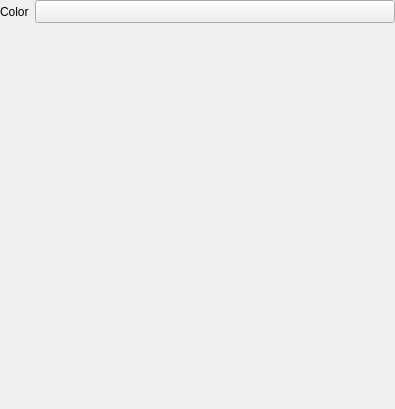
qgis/QGIS, file src/ui/qgsrastersinglecolorrendererwidgetbase.ui: the form before one commit.
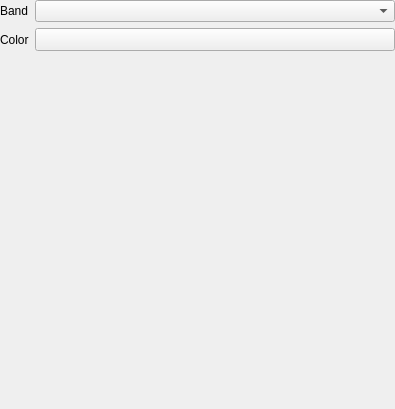
The form after the commit. Custom widgets are drawn as their Qt base class.

What changed in the file:
```diff
--- a/src/ui/qgsrastersinglecolorrendererwidgetbase.ui
+++ b/src/ui/qgsrastersinglecolorrendererwidgetbase.ui
@@ -29,14 +29,24 @@
    <item>
     <layout class="QGridLayout" name="gridLayout">
      <item row="0" column="0">
+      <widget class="QLabel" name="mBandLabel">
+       <property name="text">
+        <string>Band</string>
+       </property>
+      </widget>
+     </item>
+     <item row="0" column="1">
+      <widget class="QgsRasterBandComboBox" name="mBandComboBox"/>
+     </item>
+     <item row="1" column="0">
       <widget class="QLabel" name="mColorLabel">
        <property name="text">
         <string>Color</string>
        </property>
       </widget>
      </item>
-     <item row="0" column="1">
-      <widget class="QgsColorButton" name="mColor">
+     <item row="1" column="1">
+      <widget class="QgsColorButton" name="mColorButton">
        <property name="sizePolicy">
         <sizepolicy hsizetype="Expanding" vsizetype="Fixed">
          <horstretch>0</horstretch>
@@ -80,6 +90,11 @@
    <extends>QToolButton</extends>
    <header>qgscolorbutton.h</header>
   </customwidget>
+  <customwidget>
+   <class>QgsRasterBandComboBox</class>
+   <extends>QComboBox</extends>
+   <header>qgsrasterbandcombobox.h</header>
+  </customwidget>
  </customwidgets>
  <resources/>
  <connections/>
```
